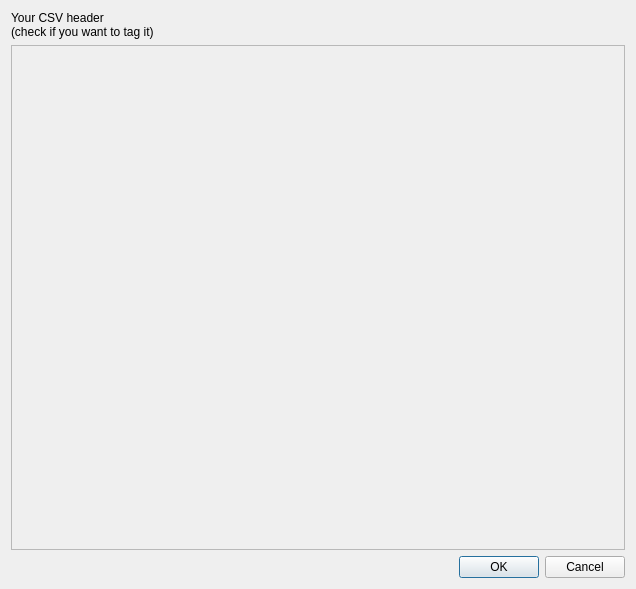
This is nestor/ui/dialogmenu_csvheadermapping.ui in usnistgov/nestor as Qt 5 draws it before an edit. The edited form follows.
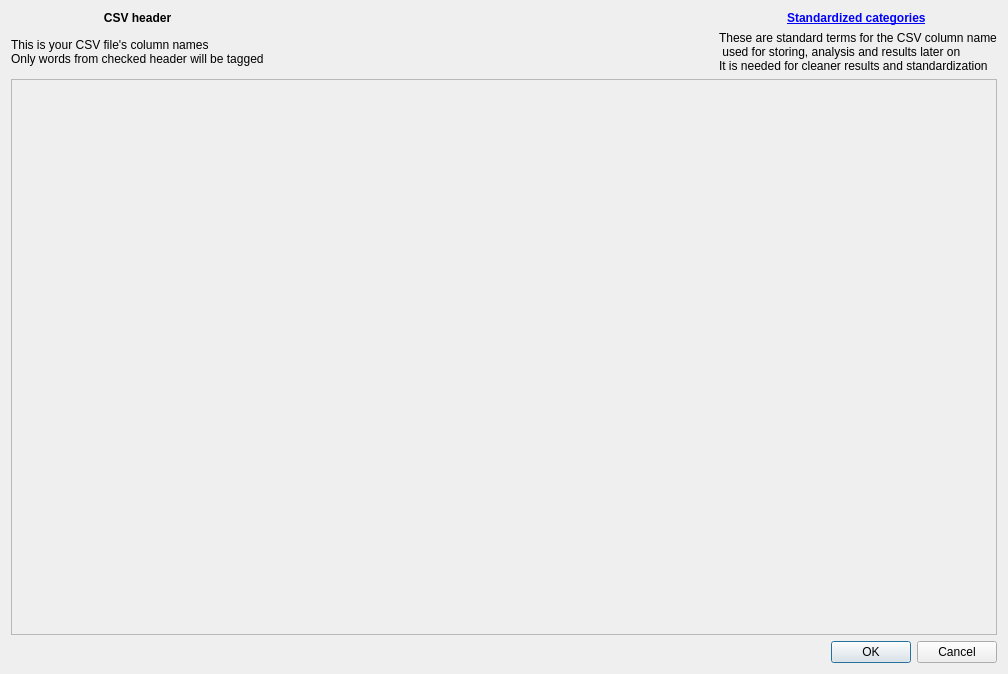
This is the edited form.

Patch:
```diff
--- a/nestor/ui/dialogmenu_csvheadermapping.ui
+++ b/nestor/ui/dialogmenu_csvheadermapping.ui
@@ -6,8 +6,8 @@
    <rect>
     <x>0</x>
     <y>0</y>
-    <width>636</width>
-    <height>589</height>
+    <width>1008</width>
+    <height>674</height>
    </rect>
   </property>
   <property name="windowTitle">
@@ -16,22 +16,7 @@
   <layout class="QGridLayout" name="gridLayout_2">
    <item row="0" column="0">
     <layout class="QGridLayout" name="gridLayout">
-     <item row="3" column="0">
-      <widget class="QDialogButtonBox" name="buttonBox_csvHeaderMapping">
-       <property name="standardButtons">
-        <set>QDialogButtonBox::Cancel|QDialogButtonBox::Ok</set>
-       </property>
-      </widget>
-     </item>
-     <item row="0" column="0">
-      <widget class="QLabel" name="label_csvHeaderMapping_info">
-       <property name="text">
-        <string>Your CSV header
-(check if you want to tag it)</string>
-       </property>
-      </widget>
-     </item>
-     <item row="2" column="0">
+     <item row="1" column="0">
       <widget class="QScrollArea" name="scrollArea">
        <property name="widgetResizable">
         <bool>true</bool>
@@ -41,8 +26,8 @@
          <rect>
           <x>0</x>
           <y>0</y>
-          <width>598</width>
-          <height>474</height>
+          <width>970</width>
+          <height>513</height>
          </rect>
         </property>
         <layout class="QGridLayout" name="gridLayout_3">
@@ -50,6 +35,9 @@
           <layout class="QGridLayout" name="gridLayout__csvHeaderMapping_content"/>
          </item>
          <item row="1" column="0">
+          <layout class="QGridLayout" name="gridLayout__csvHeaderMapping_content"/>
+         </item>
+         <item row="2" column="0">
           <spacer name="verticalSpacer_2">
            <property name="orientation">
             <enum>Qt::Vertical</enum>
@@ -66,6 +54,93 @@
        </widget>
       </widget>
      </item>
+     <item row="2" column="0">
+      <widget class="QDialogButtonBox" name="buttonBox_csvHeaderMapping">
+       <property name="standardButtons">
+        <set>QDialogButtonBox::Cancel|QDialogButtonBox::Ok</set>
+       </property>
+      </widget>
+     </item>
+     <item row="0" column="0">
+      <layout class="QGridLayout" name="gridLayout_7">
+       <item row="1" column="2">
+        <widget class="QLabel" name="label">
+         <property name="text">
+          <string>These are standard terms for the CSV column name
+ used for storing, analysis and results later on
+It is needed for cleaner results and standardization</string>
+         </property>
+         <property name="alignment">
+          <set>Qt::AlignJustify|Qt::AlignVCenter</set>
+         </property>
+        </widget>
+       </item>
+       <item row="1" column="0">
+        <widget class="QLabel" name="label_csvHeaderMapping_info">
+         <property name="text">
+          <string>This is your CSV file's column names
+Only words from checked header will be tagged</string>
+         </property>
+         <property name="textFormat">
+          <enum>Qt::PlainText</enum>
+         </property>
+         <property name="alignment">
+          <set>Qt::AlignJustify|Qt::AlignVCenter</set>
+         </property>
+        </widget>
+       </item>
+       <item row="1" column="1">
+        <spacer name="horizontalSpacer">
+         <property name="orientation">
+          <enum>Qt::Horizontal</enum>
+         </property>
+         <property name="sizeHint" stdset="0">
+          <size>
+           <width>40</width>
+           <height>20</height>
+          </size>
+         </property>
+        </spacer>
+       </item>
+       <item row="0" column="0">
+        <widget class="QLabel" name="label_2">
+         <property name="font">
+          <font>
+           <weight>75</weight>
+           <bold>true</bold>
+           <underline>false</underline>
+          </font>
+         </property>
+         <property name="text">
+          <string>CSV header</string>
+         </property>
+         <property name="alignment">
+          <set>Qt::AlignCenter</set>
+         </property>
+        </widget>
+       </item>
+       <item row="0" column="2">
+        <widget class="QLabel" name="label_3">
+         <property name="font">
+          <font>
+           <weight>75</weight>
+           <bold>true</bold>
+          </font>
+         </property>
+         <property name="text">
+          <string>&lt;html&gt;&lt;head/&gt;&lt;body&gt;&lt;p&gt;&lt;a href=&quot;http://proceedings.asmedigitalcollection.asme.org/proceeding.aspx?articleid=2704323&quot;&gt;Standardized categories&lt;/a&gt;&lt;/p&gt;&lt;/body&gt;&lt;/html&gt;
+</string>
+         </property>
+         <property name="alignment">
+          <set>Qt::AlignCenter</set>
+         </property>
+         <property name="openExternalLinks">
+          <bool>true</bool>
+         </property>
+        </widget>
+       </item>
+      </layout>
+     </item>
     </layout>
    </item>
   </layout>
```
Left out of the diff: 3 changed lines with no effect on the pictures.
